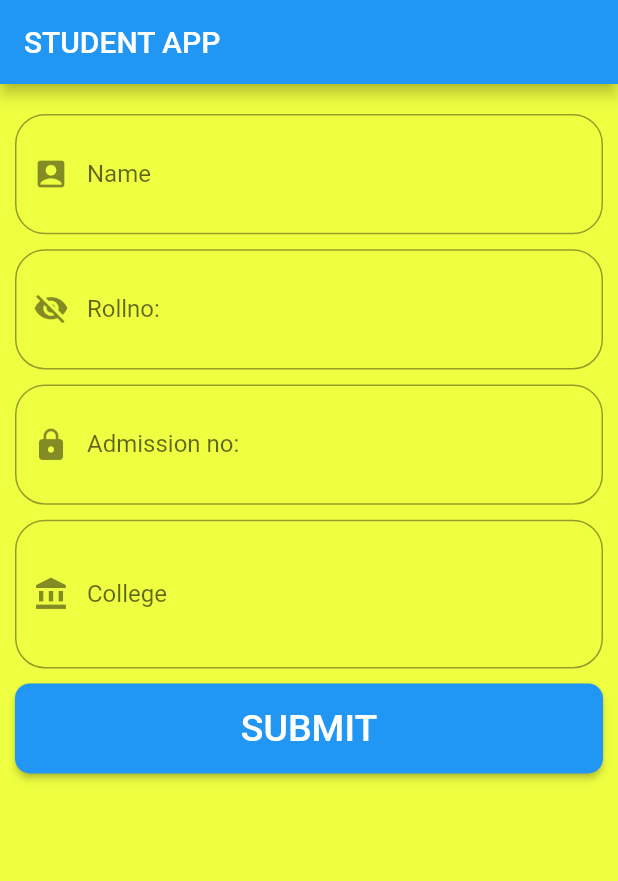
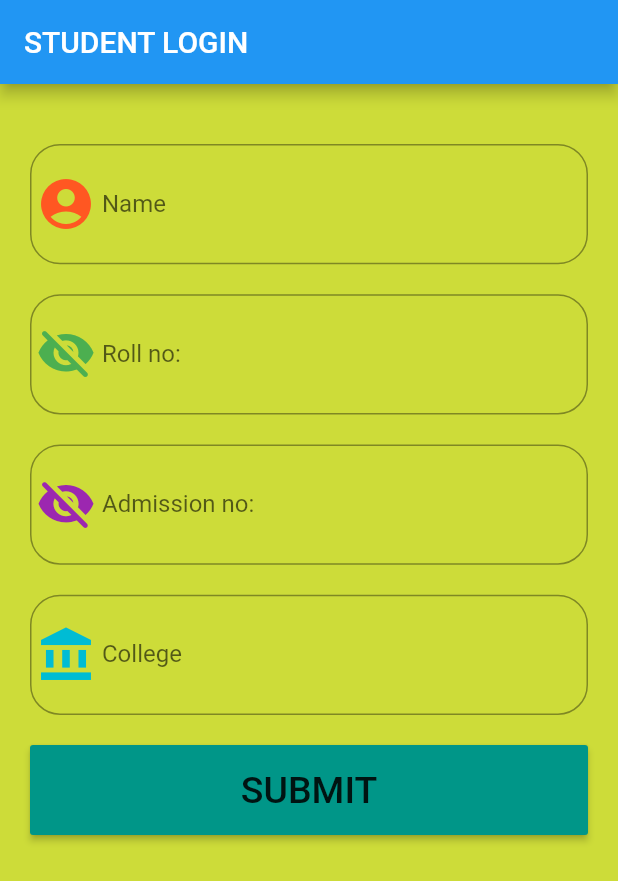
Before and after one commit to divya-k-nair/Student-app, a Flutter app: the screen it shows after launch, after a tap on "SUBMIT", on a phone screen of 412 x 824 dp. Shown: the top 881 px of the screen. Run offline on Flutter 3.47's test engine with Material 2 defaults, Android fonts, the phone set to English and light mode, and no system bars.

Commit message:
project completed

```diff
--- /dev/null
+++ b/lib/login.dart
@@ -0,0 +1,103 @@
+import 'package:flutter/material.dart';
+import 'package:flutter/widgets.dart';
+
+class Login extends StatelessWidget {
+  TextEditingController name=TextEditingController();
+  TextEditingController roll=TextEditingController();
+  TextEditingController adm=TextEditingController();
+  TextEditingController clg=TextEditingController();
+
+  @override
+  Widget build(BuildContext context) {
+    return SingleChildScrollView(
+      child: Container(
+        margin: EdgeInsets.all(20),
+        child: Column(
+          children: [
+            SizedBox(height: 20,),
+            TextField(
+              controller: name,
+             decoration: InputDecoration(
+               prefix: CircularProgressIndicator(),
+               prefixIcon: Icon(Icons.account_circle,color: Colors.deepOrange,size: 40,),
+               hintText:"Name" ,
+               labelText: "Name",
+               border: OutlineInputBorder(
+                 borderRadius: BorderRadius.circular(20),
+               ),
+             ),
+            ),
+            SizedBox(height: 20,),
+            TextField(
+              obscureText: true,
+              controller: roll,
+              decoration: InputDecoration(
+                hintText: "Roll no:",
+                labelText: "Roll no:",
+                prefix: CircularProgressIndicator(),
+                prefixIcon: Icon(Icons.visibility_off_rounded,color: Colors.green,size: 40,),
+                border: OutlineInputBorder(
+                  borderRadius: BorderRadius.circular(20),
+                ),
+              ),
+            ),
+            SizedBox(height: 20,),
+            TextField(
+              obscureText: true,
+              controller: adm,
+              decoration: InputDecoration(
+                prefix: CircularProgressIndicator(),
+                prefixIcon: Icon(Icons.visibility_off_rounded,color: Colors.purple,size: 40,),
+                hintText: "Admisssion no:",
+                labelText: "Admission no:",
+                border: OutlineInputBorder(
+                  borderRadius: BorderRadius.circular(20),
+                ),
+              ),
+            ),
+            SizedBox(height: 20,),
+            TextField(
+              controller: clg,
+              decoration: InputDecoration(
+                hintText: "College",
+                labelText: "College",
+                prefix: CircularProgressIndicator(),
+                prefixIcon: Icon(Icons.account_balance,color: Colors.cyan,size: 40,),
+                border: OutlineInputBorder(
+                  borderRadius: BorderRadius.circular(20),
+                ),
+              ),
+            ),
+            SizedBox(height: 20,),
+            SizedBox(
+              height: 60,
+              width: double.infinity,
+              child:RaisedButton(
+                  color: Colors.teal,
+                  onPressed: (){
+                    var getName=name.text;
+                    var getRollno=int.parse(roll.text);
+                    var getAdmission=adm.text;
+                    var getCollege=clg.text;
+                    print(getName);
+                    print(getRollno);
+                    print(getAdmission);
+                    print(getCollege);
+
+
+                  },
+                  child: Text("SUBMIT",
+                    style: TextStyle(
+                      color: Colors.black87,
+                      fontSize: 25,
+                    ),
+                  ),
+
+              ),
+            ),
+          ],//children
+        ),
+      ),
+    );
+  }
+}
--- a/lib/main.dart
+++ b/lib/main.dart
@@ -1,117 +1,24 @@
 import 'package:flutter/material.dart';
 import 'package:flutter/widgets.dart';
+import 'package:flutter_app/login.dart';
 
 void main()
 {
   runApp(App());
 }
 class App extends StatelessWidget {
-  TextEditingController name=TextEditingController();
-  TextEditingController rollno=TextEditingController();
-  TextEditingController admission=TextEditingController();
-  TextEditingController college=TextEditingController();
 
   @override
   Widget build(BuildContext context) {
     return MaterialApp(
       debugShowCheckedModeBanner: false,
       home: Scaffold(
-        backgroundColor: Colors.limeAccent,
+        backgroundColor: Colors.lime,
         appBar: AppBar(
-          title: Text("STUDENT APP"),
+          title: Text("STUDENT LOGIN"),
         ),
-        body:
-          SingleChildScrollView(
-            child: Container(
-              margin: EdgeInsets.all(10),
-              child: Column(
-                children: [
-                  SizedBox(height: 10,),
-                  TextField(
-                    controller: name,
-                    decoration: InputDecoration(
-                      prefix: CircularProgressIndicator(),
-                      prefixIcon: Icon(Icons.account_box),
-                      labelText: "Name",
-                      hintText: "Name",
-                      border: OutlineInputBorder(
-                        borderRadius: BorderRadius.circular(20),
-                      ),
-                    ),
-                  ),
-                  SizedBox(height: 10,),
-                  TextField(
-                    controller: rollno,
-                    decoration: InputDecoration(
-                      prefix: CircularProgressIndicator(),
-                      prefixIcon: Icon(Icons.visibility_off_sharp),
-                      labelText: "Rollno:",
-                      hintText: "Roll no:",
-                      border: OutlineInputBorder(
-                        borderRadius: BorderRadius.circular(20),
-                      ),
-                    ),
-                  ),
-                  SizedBox(height: 10,),
-                  TextField(
-                    controller: admission,
-                    decoration: InputDecoration(
-                      prefix: CircularProgressIndicator(),
-                      prefixIcon: Icon(Icons.lock),
-                      labelText: "Admission no:",
-                      hintText: "Admission no:",
-                      border: OutlineInputBorder(
-                        borderRadius: BorderRadius.circular(20),
-                      ),
-                    ),
-                  ),
-                  SizedBox(height: 10,),
-                  TextField(
-                    maxLines: 2,
-                    controller: college,
-                    decoration: InputDecoration(
-                      prefix: CircularProgressIndicator(),
-                      prefixIcon: Icon(Icons.account_balance),
-                      labelText: "College",
-                      hintText: "College",
-                      border: OutlineInputBorder(
-                        borderRadius: BorderRadius.circular(20),
-                      ),
-                    ),
-                  ),
-                  SizedBox(height: 10,),
-                  SizedBox(
-                    height: 60,
-                    width: double.infinity,
-                    child: RaisedButton(
-                      shape: RoundedRectangleBorder(
-                        borderRadius: BorderRadius.circular(10),
-                      ),
-                      color: Colors.blue,
-                      onPressed: (){
-                        var getName =name.text;
-                        var getRollno =int.parse(rollno.text);
-                        var getAdmissionno =int.parse(admission.text);
-                        var getCollege=college.text;
-                        print(getName);
-                        print(getRollno);
-                        print(getAdmissionno);
-                        print(getCollege);
+        body: Login(),
 
-                      },
-                      child: Text("SUBMIT",
-                        style: TextStyle(
-                          color: Colors.white,
-                          fontSize: 25,
-                        ),
-                      ),
-                    ),
-                  ),
-
-                ],//children
-              ),
-            ),
-          ),
       ),
     );
   }
```
